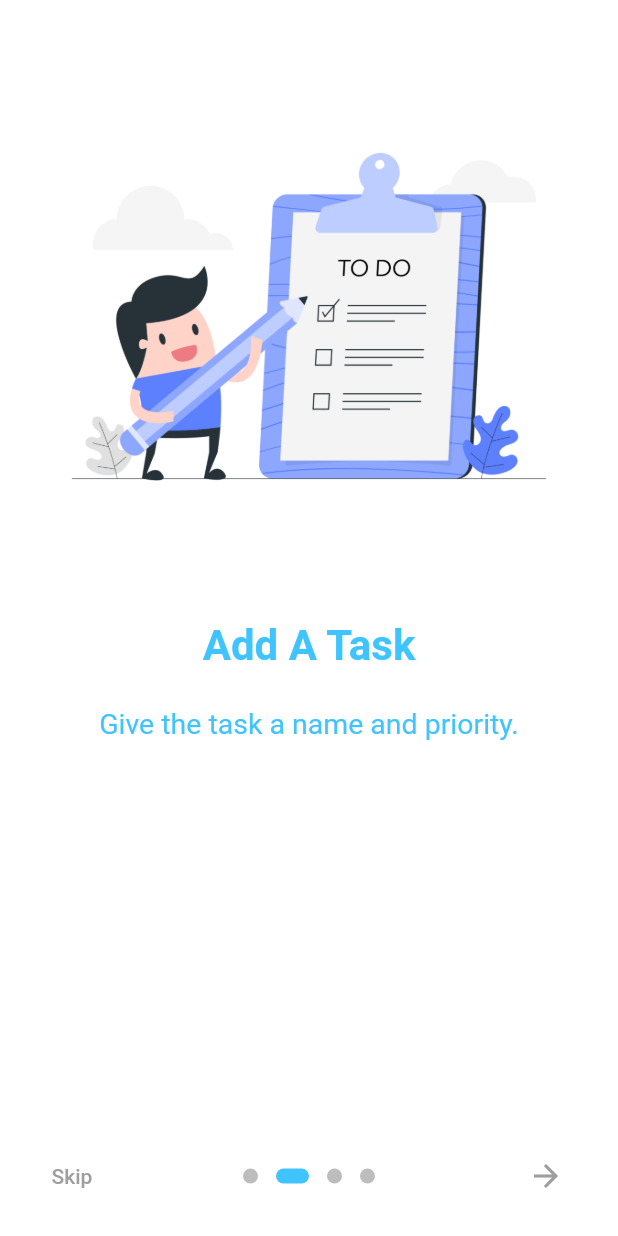
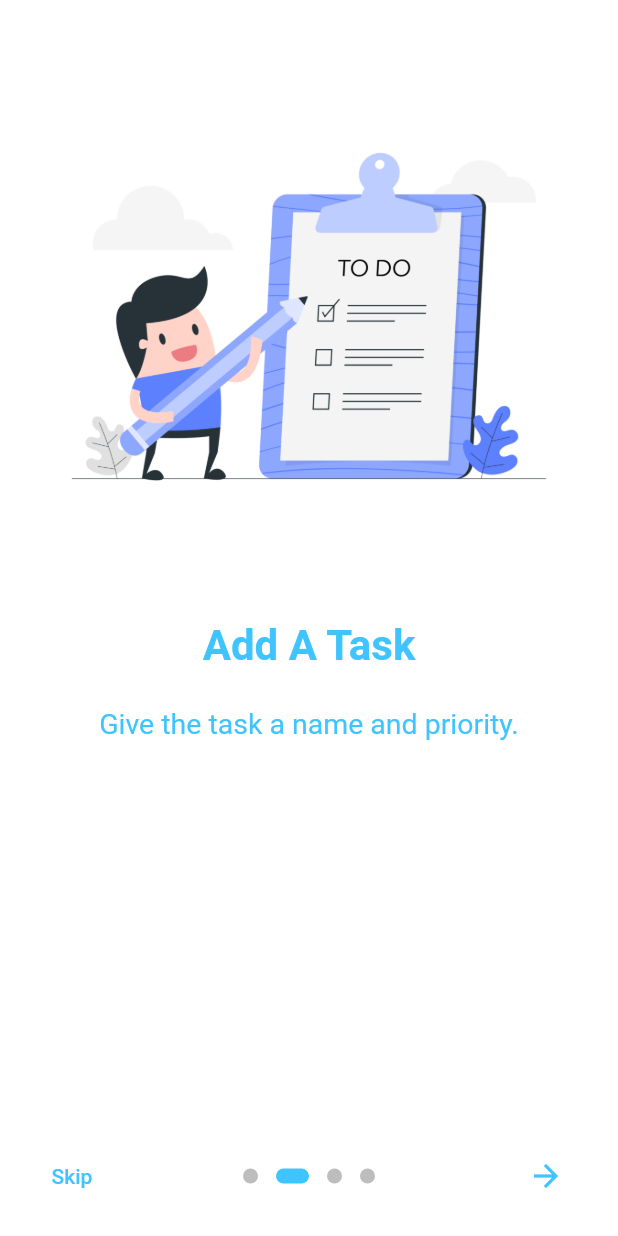
Before and after one commit to mycosavant/check_it_off, a Flutter app: the screen it shows after launch, swiped to page 2, on a phone screen of 412 x 824 dp. Run offline on Flutter 3.47's test engine with Material 2 defaults, Android fonts, the phone set to English and light mode, and no system bars; drawn by our look-alikes of introduction_screen; our stand-ins replace rflutter_alert, shared_preferences, splashscreen, sqflite; accounts and stored records are empty.

Commit message:
bug fix:  onboarding skip, done and arrow were hard to see in dark mode.

```diff
--- a/lib/helpers/onboarding.dart
+++ b/lib/helpers/onboarding.dart
@@ -25,7 +25,7 @@ class Onboarding extends StatelessWidget {
     return Padding(
       padding: const EdgeInsets.only(top: 40.0),
       child: Align(
-        child: Image.asset('assets/$assetName', height: 400,  width: 400),
+        child: Image.asset('assets/$assetName', height: 400, width: 400),
         alignment: Alignment.center,
       ),
     );
@@ -68,9 +68,23 @@ class Onboarding extends StatelessWidget {
       showSkipButton: true,
       skipFlex: 0,
       nextFlex: 0,
-      skip: const Text('Skip'),
-      next: const Icon(Icons.arrow_forward),
-      done: const Text('Done', style: TextStyle(fontWeight: FontWeight.w600)),
+      skip: const Text(
+        'Skip',
+        style: TextStyle(
+          color: Colors.lightBlueAccent,
+        ),
+      ),
+      next: const Icon(
+        Icons.arrow_forward,
+        color: Colors.lightBlueAccent,
+      ),
+      done: const Text(
+        'Done',
+        style: TextStyle(
+          fontWeight: FontWeight.w600,
+          color: Colors.lightBlueAccent,
+        ),
+      ),
       dotsDecorator: const DotsDecorator(
         size: Size(10.0, 10.0),
         color: Color(0xFFBDBDBD),
```
Also changed, not shown: pubspec.lock.
